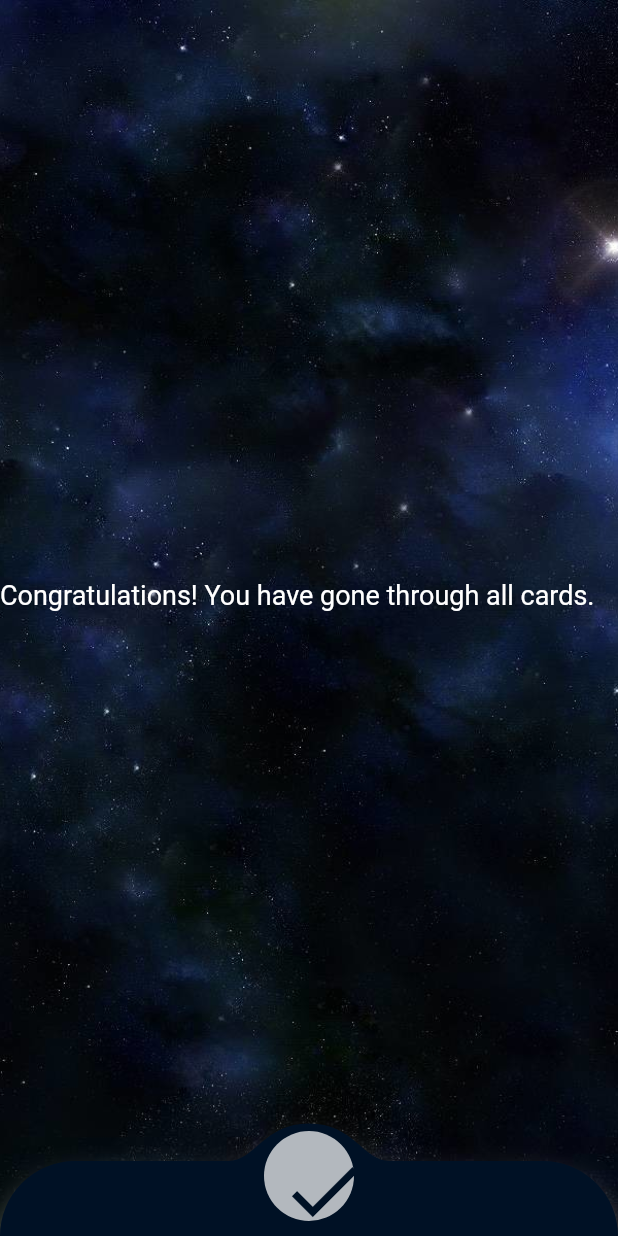
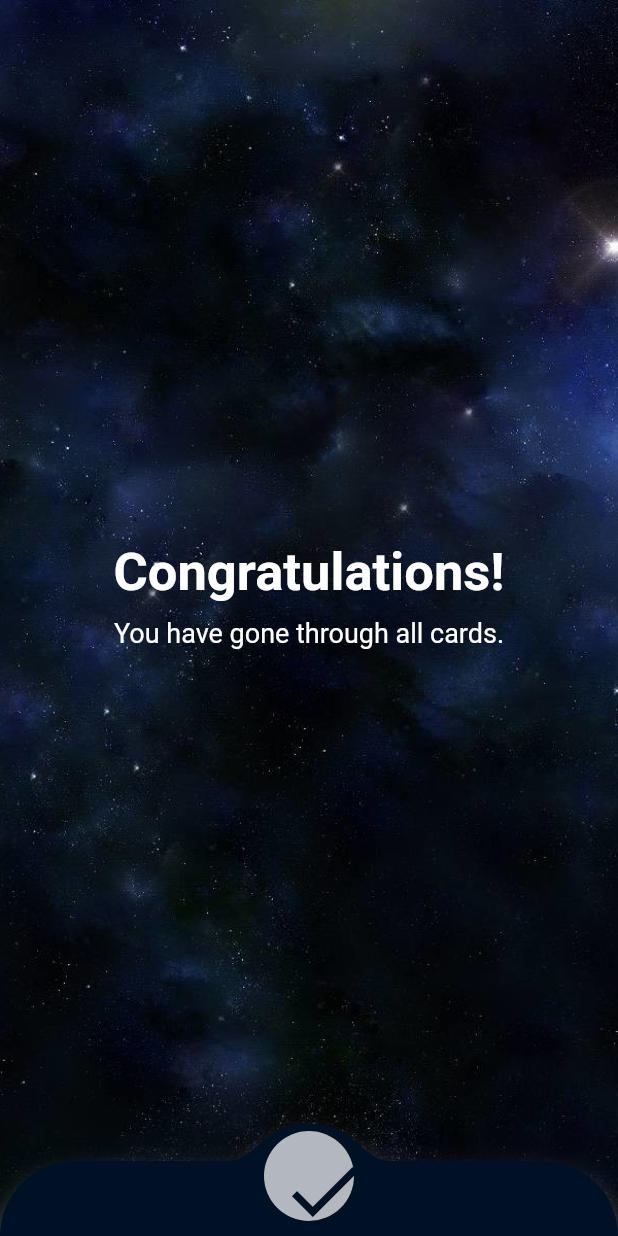
Before and after one commit to anampavicic/Spacy, a Flutter app: the CardPage screen opened directly with empty values, on a phone screen of 412 x 824 dp. Run offline on Flutter 3.47's test engine with Material 2 defaults, Android fonts, the phone set to English and light mode, and no system bars; drawn by our look-alikes of convex_bottom_bar; our stand-ins replace cloud_firestore, firebase_auth, firebase_core, flutter_datetime_picker; accounts and stored records are empty.

Commit message:
Update card view

```diff
--- a/lib/screens/cards/card_page.dart
+++ b/lib/screens/cards/card_page.dart
@@ -4,7 +4,7 @@ import 'package:spacy/screens/utilities/convex_app_bar_one_button.dart';
 import 'package:spacy/services/user_card.dart';
 
 import '../utilities/background.dart';
-import '../utilities/bottom_bar.dart';
+import '../utilities/convex_app_bar.dart';
 
 class CardPage extends StatefulWidget {
   final List<Map<String, dynamic>> cards;
@@ -147,11 +147,27 @@ class _CardPageState extends State<CardPage> {
                   ),
                 ),
               if (widget.cards.isEmpty || _currentIndex >= widget.cards.length)
-                Text(
-                  'Congratulations! You have gone through all cards.',
-                  style: TextStyle(
-                    color: Colors.white,
-                    fontSize: 18.0,
+                RichText(
+                  textAlign: TextAlign.center,
+                  text: TextSpan(
+                    style: TextStyle(
+                      color: Colors.white,
+                      fontSize: 18.0,
+                    ),
+                    children: [
+                      TextSpan(
+                        text: 'Congratulations!\n',
+                        style: TextStyle(
+                          fontSize: 35.0,
+                          fontWeight: FontWeight.bold,
+                        ),
+                      ),
+                      WidgetSpan(
+                        child: SizedBox(
+                            height: 30.0), // Add extra space using SizedBox
+                      ),
+                      TextSpan(text: 'You have gone through all cards.'),
+                    ],
                   ),
                 ),
               SizedBox(height: 16.0),
@@ -160,10 +176,10 @@ class _CardPageState extends State<CardPage> {
         ),
         bottomNavigationBar:
             widget.cards.isNotEmpty && _currentIndex < widget.cards.length
-                ? CustomBottomAppBar(
-                    leftButtonName: 'No',
-                    middleButtonIcon: Icon(Icons.question_mark_rounded),
-                    rightButtonName: 'Yes',
+                ? CustomConvexBottomAppBar(
+                    leftIcon: Icons.thumb_down,
+                    middleIcon: Icons.question_mark_rounded,
+                    rightIcon: Icons.thumb_up,
                     leftButtonPressed: noButtomInBottomBar,
                     middleButtonPressed: middleButtonInBottomBar,
                     rightButtonPressed: yesButtonInBottomBar,
```
